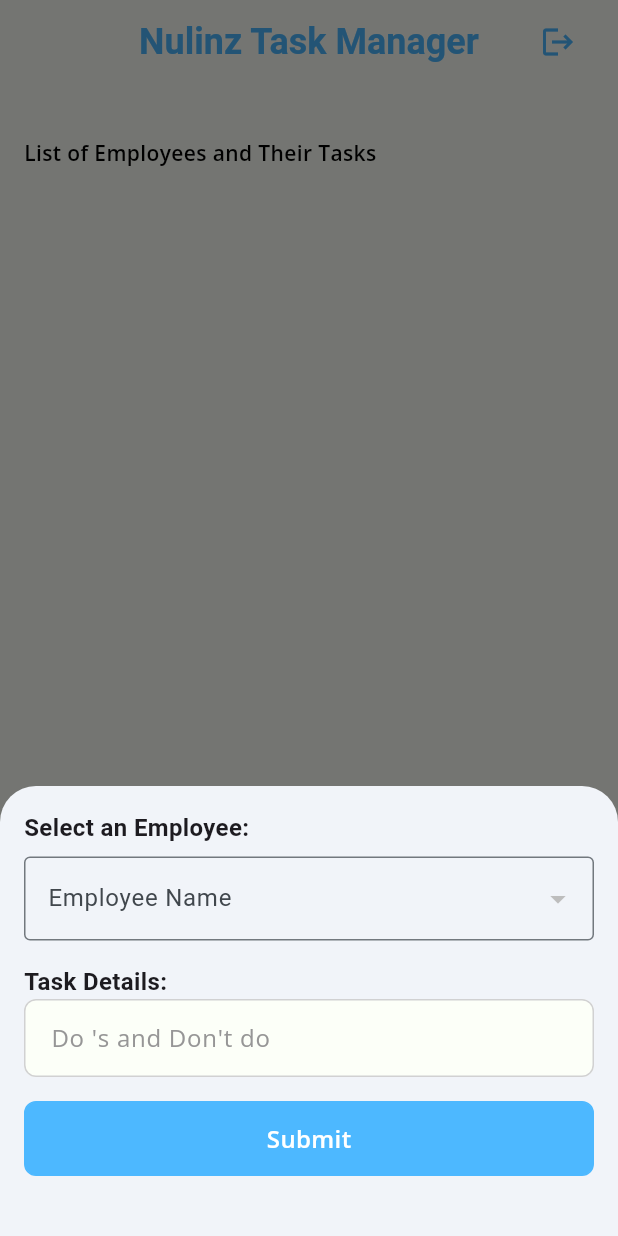
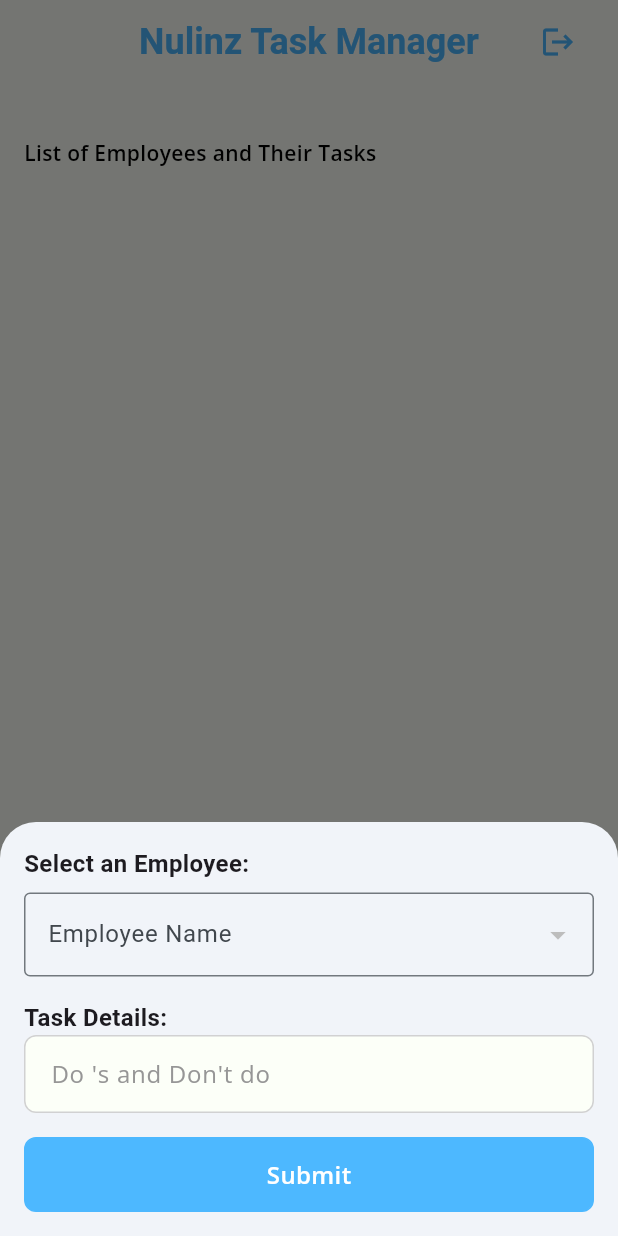
Before and after one commit to Iam-Sherlock/task_management_app, a Flutter app: the TeamLeadHomepage screen opened by its route, after a tap on the "add" icon, on a phone screen of 412 x 824 dp. Run offline on Flutter 3.47's test engine with Material 3 defaults, Android fonts, the phone set to English and light mode, and no system bars; our stand-ins replace cloud_firestore, firebase_auth, firebase_core, firebase_messaging, flutter_local_notifications, get_storage and 2 more; accounts and stored records are empty.

Commit message:
fix: add task screen.

```diff
--- a/lib/homepage/tl_homepage.dart
+++ b/lib/homepage/tl_homepage.dart
@@ -29,11 +29,13 @@ class _TeamLeadHomepageState extends State<TeamLeadHomepage> {
   @override
   Widget build(BuildContext context) {
     return Scaffold(
+      resizeToAvoidBottomInset: true,
       floatingActionButton: FloatingActionButton(
         onPressed: () async {
           showModalBottomSheet(
             context: context,
-            isScrollControlled: true,
+            isScrollControlled: false,
+            enableDrag: true,
             shape: const RoundedRectangleBorder(
               borderRadius: BorderRadius.vertical(top: Radius.circular(24)),
             ),
@@ -50,6 +52,7 @@ class _TeamLeadHomepageState extends State<TeamLeadHomepage> {
       body: Padding(
         padding: const EdgeInsets.symmetric(vertical: 12.0, horizontal: 16),
         child: Column(
+          mainAxisSize: MainAxisSize.min,
           crossAxisAlignment: CrossAxisAlignment.start,
           children: [
             Text(
--- a/lib/homepage/widgets/add_task_bottom_sheet.dart
+++ b/lib/homepage/widgets/add_task_bottom_sheet.dart
@@ -23,10 +23,16 @@ class _AddTaskBottomSheetState extends State<AddTaskBottomSheet> {
     final userListProvider =
         Provider.of<UserListProvider>(context, listen: true);
     userListProvider.reloadUsersList();
-    return SizedBox(
-      height: 300,
+    return SingleChildScrollView(
       child: Padding(
-        padding: const EdgeInsets.all(16.0),
+        padding: EdgeInsets.only(
+          left: 16.0,
+          right: 16.0,
+          top: 16.0,
+          // Add padding at the bottom equal to the keyboard height
+          // This is crucial for the content to scroll above the keyboard
+          bottom: MediaQuery.of(context).viewInsets.bottom + 16.0,
+        ),
         child: Column(
           crossAxisAlignment: CrossAxisAlignment.start,
           children: [
```
Also changed, not shown: lib/auth/sign_up.dart (+5 -14 lines), 7 other files.
